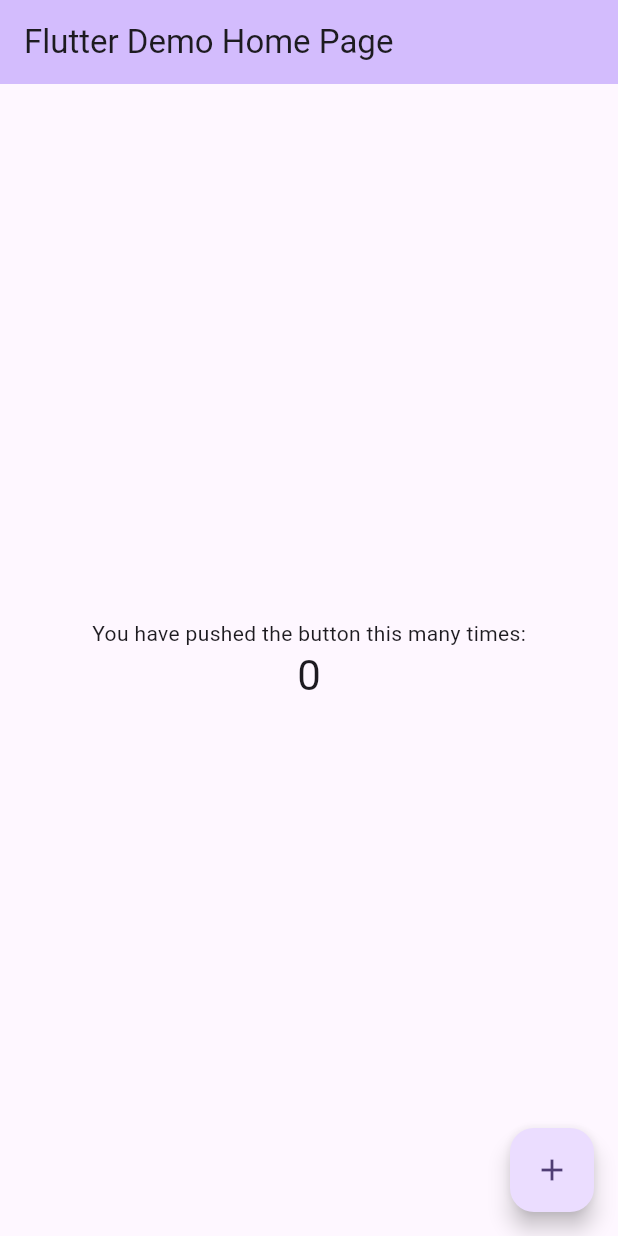
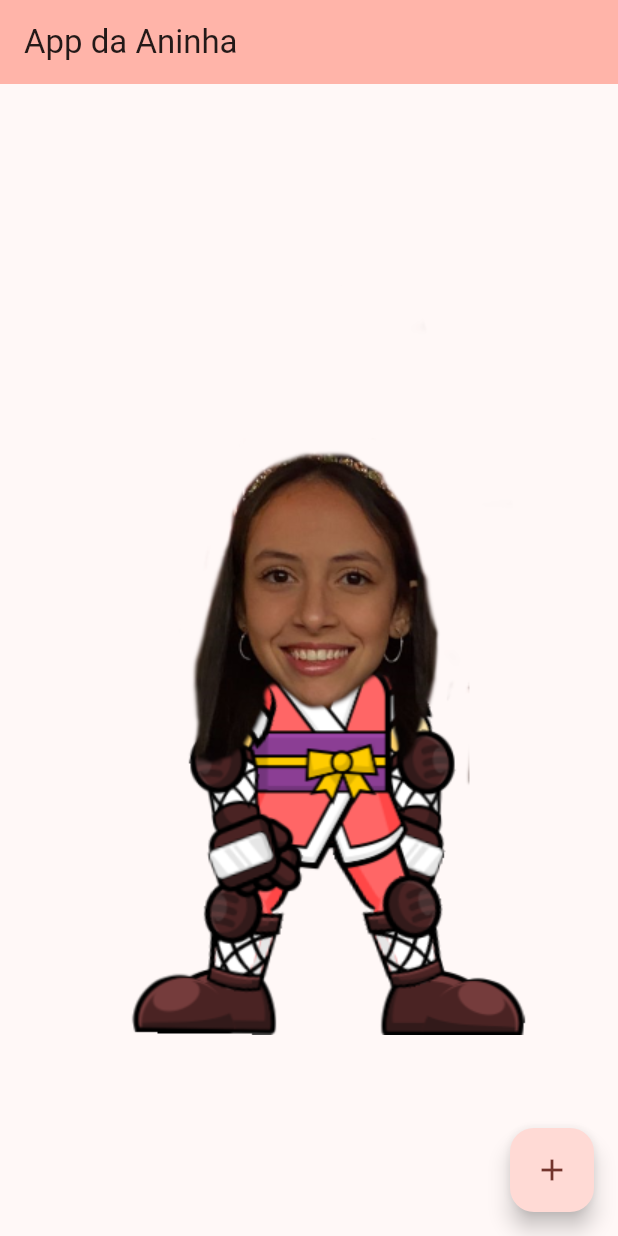
Before and after one commit to josevictormoreno/flutter-curso, a Flutter app: the screen it shows after launch, on a phone screen of 412 x 824 dp. Run offline on Flutter 3.47's test engine with Material 2 defaults, Android fonts, the phone set to English and light mode, and no system bars.

Commit message:
adiciona emulador, e imagem

```diff
--- a/my_app/lib/main.dart
+++ b/my_app/lib/main.dart
@@ -28,10 +28,10 @@ class MyApp extends StatelessWidget {
         //
         // This works for code too, not just values: Most code changes can be
         // tested with just a hot reload.
-        colorScheme: ColorScheme.fromSeed(seedColor: Colors.deepPurple),
+        colorScheme: ColorScheme.fromSeed(seedColor: Colors.red),
         useMaterial3: true,
       ),
-      home: const MyHomePage(title: 'Flutter Demo Home Page'),
+      home: const MyHomePage(title: 'App da Aninha'),
     );
   }
 }
@@ -89,31 +89,32 @@ class _MyHomePageState extends State<MyHomePage> {
       body: Center(
         // Center is a layout widget. It takes a single child and positions it
         // in the middle of the parent.
-        child: Column(
-          // Column is also a layout widget. It takes a list of children and
-          // arranges them vertically. By default, it sizes itself to fit its
-          // children horizontally, and tries to be as tall as its parent.
-          //
-          // Column has various properties to control how it sizes itself and
-          // how it positions its children. Here we use mainAxisAlignment to
-          // center the children vertically; the main axis here is the vertical
-          // axis because Columns are vertical (the cross axis would be
-          // horizontal).
-          //
-          // TRY THIS: Invoke "debug painting" (choose the "Toggle Debug Paint"
-          // action in the IDE, or press "p" in the console), to see the
-          // wireframe for each widget.
-          mainAxisAlignment: MainAxisAlignment.center,
-          children: <Widget>[
-            const Text(
-              'You have pushed the button this many times:',
-            ),
-            Text(
-              '$_counter',
-              style: Theme.of(context).textTheme.headlineMedium,
-            ),
-          ],
-        ),
+        child: Image.asset('assets/Idle00.png'),
+        // child: Column(
+        //   // Column is also a layout widget. It takes a list of children and
+        //   // arranges them vertically. By default, it sizes itself to fit its
+        //   // children horizontally, and tries to be as tall as its parent.
+        //   //
+        //   // Column has various properties to control how it sizes itself and
+        //   // how it positions its children. Here we use mainAxisAlignment to
+        //   // center the children vertically; the main axis here is the vertical
+        //   // axis because Columns are vertical (the cross axis would be
+        //   // horizontal).
+        //   //
+        //   // TRY THIS: Invoke "debug painting" (choose the "Toggle Debug Paint"
+        //   // action in the IDE, or press "p" in the console), to see the
+        //   // wireframe for each widget.
+        //   mainAxisAlignment: MainAxisAlignment.center,
+        //   children: <Widget>[
+        //     const Text(
+        //       'You have pushed the button this many times:',
+        //     ),
+        //     Text(
+        //       '$_counter',
+        //       style: Theme.of(context).textTheme.headlineMedium,
+        //     ),
+        //   ],
+        // ),
       ),
       floatingActionButton: FloatingActionButton(
         onPressed: _incrementCounter,
--- a/my_app/pubspec.yaml
+++ b/my_app/pubspec.yaml
@@ -59,8 +59,8 @@ flutter:
   uses-material-design: true
 
   # To add assets to your application, add an assets section, like this:
-  # assets:
-  #   - images/a_dot_burr.jpeg
+  assets:
+    - assets/Idle00.png
   #   - images/a_dot_ham.jpeg
 
   # An image asset can refer to one or more resolution-specific "variants", see
```
Also changed, not shown: my_app/assets/Idle00.png (added), 1 other file.
